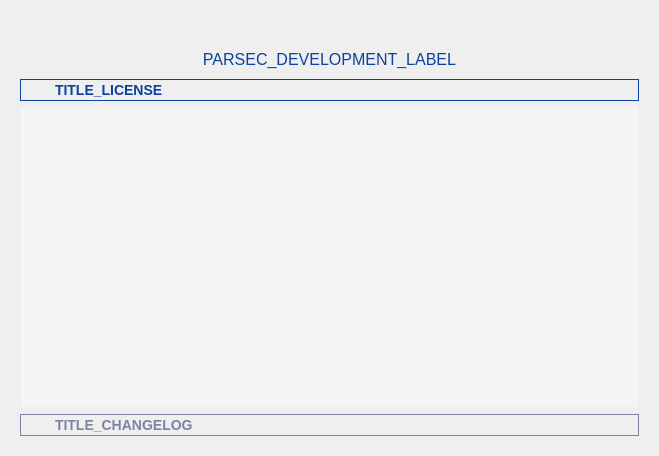
Qt form parsec/core/gui/forms/about_widget.ui (Scille/parsec-cloud) before a commit.
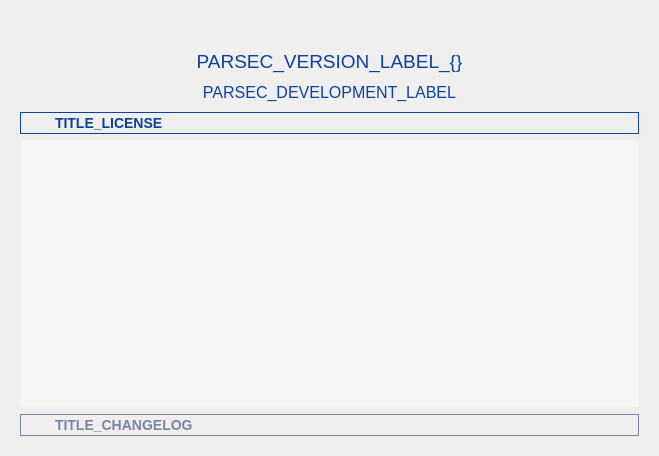
The same form after that commit. Icons and pictures are not drawn.

Commit message: [GUI] Removed dead code and added Parsec version to about window

Patch:
```diff
--- a/parsec/core/gui/forms/about_widget.ui
+++ b/parsec/core/gui/forms/about_widget.ui
@@ -142,6 +142,21 @@
      </item>
     </layout>
    </item>
+   <item>
+    <widget class="QLabel" name="label_version">
+     <property name="font">
+      <font>
+       <pointsize>14</pointsize>
+      </font>
+     </property>
+     <property name="text">
+      <string>PARSEC_VERSION_LABEL_{}</string>
+     </property>
+     <property name="alignment">
+      <set>Qt::AlignCenter</set>
+     </property>
+    </widget>
+   </item>
    <item>
     <widget class="QLabel" name="label_2">
      <property name="font">
@@ -171,7 +186,7 @@
         <x>0</x>
         <y>0</y>
         <width>619</width>
-        <height>241</height>
+        <height>260</height>
        </rect>
       </property>
       <property name="font">
```
Left out of the diff: 8 changed lines with no effect on the pictures. The commit also changes 6 other files.
